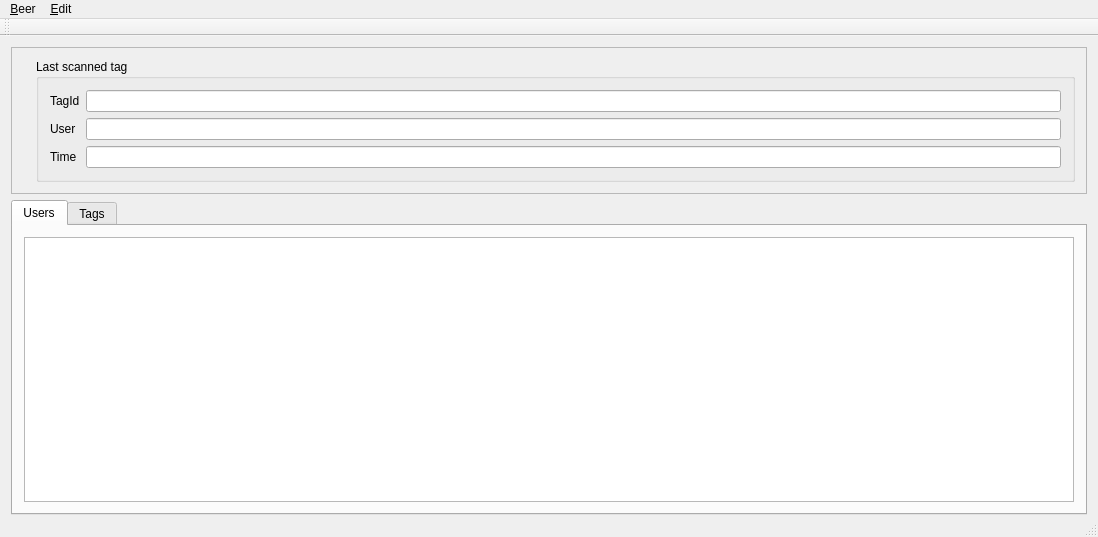
Before: the Qt Designer form qbeer.ui in elmo2k3/qbeer, drawn with Qt 5.
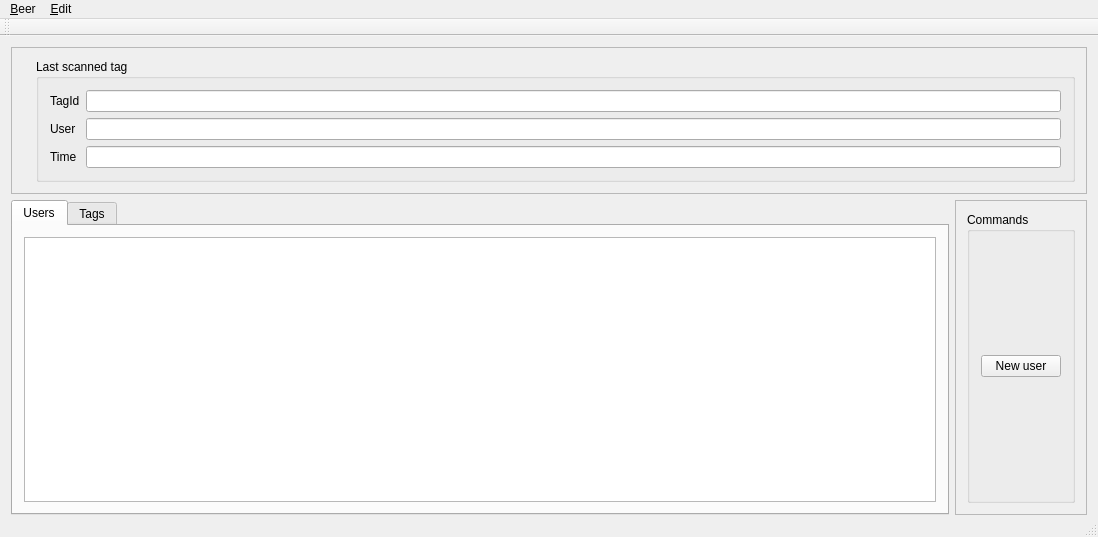
After: the same form once the commit is applied. Icons and pictures are not drawn.

Commit message: insert empty user works

What changed in the file:
```diff
--- a/qbeer.ui
+++ b/qbeer.ui
@@ -10,6 +10,12 @@
     <height>537</height>
    </rect>
   </property>
+  <property name="minimumSize">
+   <size>
+    <width>0</width>
+    <height>0</height>
+   </size>
+  </property>
   <property name="windowTitle">
    <string>qbeer</string>
   </property>
@@ -48,7 +54,7 @@
       </widget>
      </widget>
     </item>
-    <item row="0" column="0" rowspan="2">
+    <item row="0" column="0" rowspan="2" colspan="2">
      <widget class="QFrame" name="frame">
       <property name="frameShape">
        <enum>QFrame::StyledPanel</enum>
@@ -124,6 +130,40 @@
       </layout>
      </widget>
     </item>
+    <item row="2" column="1">
+     <widget class="QFrame" name="frame_2">
+      <property name="minimumSize">
+       <size>
+        <width>0</width>
+        <height>0</height>
+       </size>
+      </property>
+      <property name="frameShape">
+       <enum>QFrame::StyledPanel</enum>
+      </property>
+      <property name="frameShadow">
+       <enum>QFrame::Raised</enum>
+      </property>
+      <layout class="QVBoxLayout" name="verticalLayout">
+       <item>
+        <widget class="QGroupBox" name="groupBox_2">
+         <property name="title">
+          <string>Commands</string>
+         </property>
+         <layout class="QVBoxLayout" name="verticalLayout_4">
+          <item>
+           <widget class="QPushButton" name="pushButtonNewUser">
+            <property name="text">
+             <string>New user</string>
+            </property>
+           </widget>
+          </item>
+         </layout>
+        </widget>
+       </item>
+      </layout>
+     </widget>
+    </item>
    </layout>
   </widget>
   <widget class="QMenuBar" name="menuBar">
```
Left out of the diff: 17 changed lines with no effect on the pictures. The commit also changes 7 other files.
